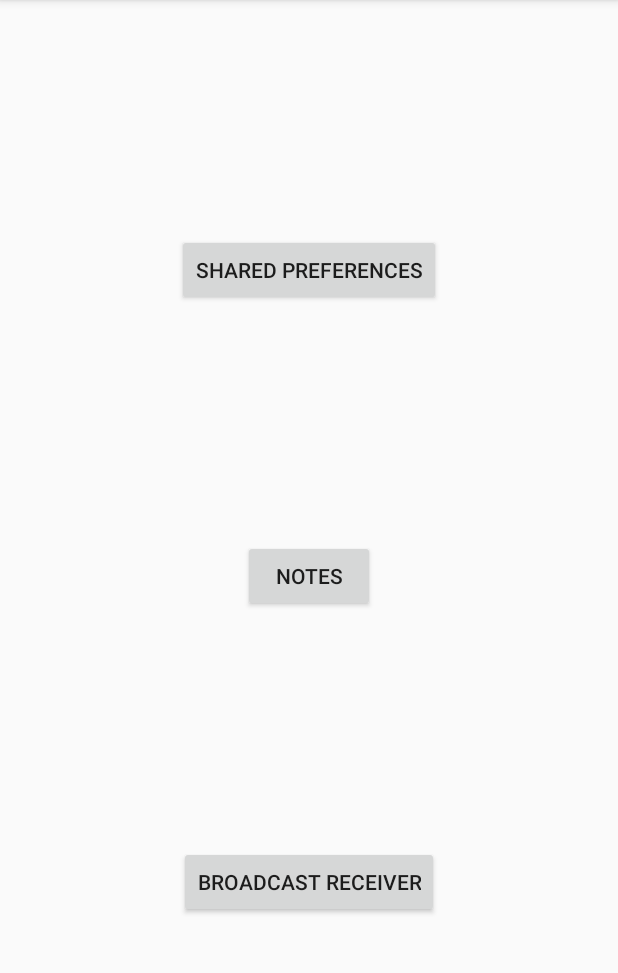
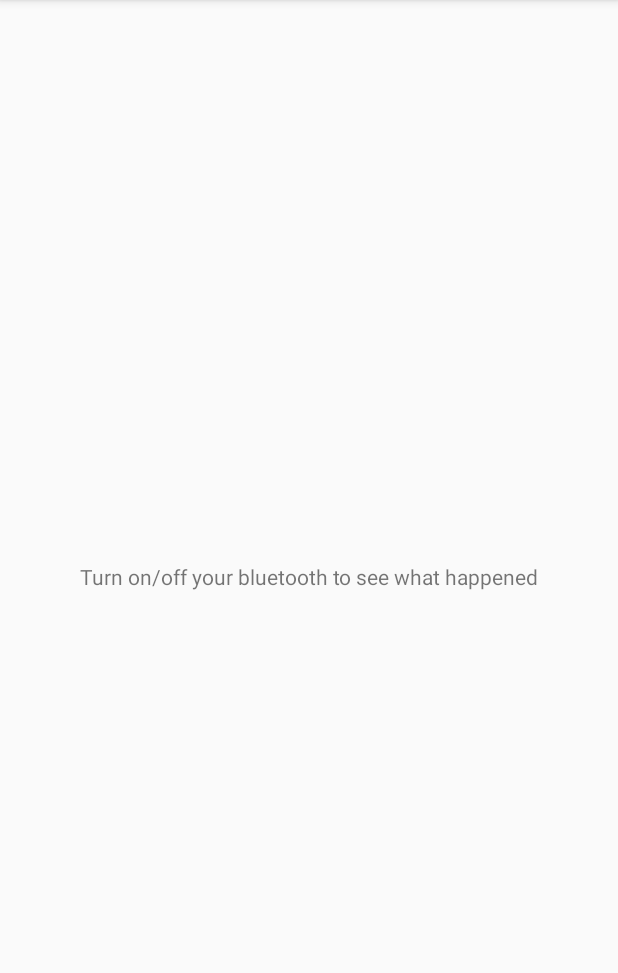
Before and after one commit to xsfjx/ServerShit, an Android app: the screen it shows after launch (MainActivity before the commit, BroadcastReceiverActivity after it), after a tap on "BROADCAST RECEIVER", on a phone screen of 412 x 824 dp, the part 84-1057 px from its top. Run offline under Robolectric (Android 15) with nearby library versions, the phone set to English and light mode, and no system bars.

Commit message:
Implement broadcast receiver

```diff
--- /dev/null
+++ b/app/src/main/java/com/servershit/view/BroadcastReceiverActivity.java
@@ -0,0 +1,22 @@
+package com.servershit.view;
+
+import android.bluetooth.BluetoothAdapter;
+import android.content.IntentFilter;
+import android.os.Bundle;
+import android.support.v7.app.AppCompatActivity;
+
+import com.servershit.R;
+import com.servershit.utils.InternetReceiver;
+
+public class BroadcastReceiverActivity extends AppCompatActivity {
+
+    @Override
+    protected void onCreate(Bundle savedInstanceState) {
+        super.onCreate(savedInstanceState);
+        setContentView(R.layout.activity_broadcast_receiver);
+
+        InternetReceiver receiver = new InternetReceiver();
+        registerReceiver(receiver, new IntentFilter(BluetoothAdapter.ACTION_STATE_CHANGED));
+
+    }
+}
--- /dev/null
+++ b/app/src/main/res/layout/activity_broadcast_receiver.xml
@@ -0,0 +1,19 @@
+<?xml version="1.0" encoding="utf-8"?>
+<android.support.constraint.ConstraintLayout xmlns:android="http://schemas.android.com/apk/res/android"
+    xmlns:app="http://schemas.android.com/apk/res-auto"
+    xmlns:tools="http://schemas.android.com/tools"
+    android:layout_width="match_parent"
+    android:layout_height="match_parent"
+    tools:context=".view.BroadcastReceiverActivity">
+
+    <TextView
+        android:id="@+id/textView"
+        android:layout_width="wrap_content"
+        android:layout_height="wrap_content"
+        android:text="@string/broadcast_text"
+        app:layout_constraintBottom_toBottomOf="parent"
+        app:layout_constraintEnd_toEndOf="parent"
+        app:layout_constraintStart_toStartOf="parent"
+        app:layout_constraintTop_toTopOf="parent" />
+
+</android.support.constraint.ConstraintLayout>
--- a/app/src/main/res/values/strings.xml
+++ b/app/src/main/res/values/strings.xml
@@ -15,4 +15,5 @@
     <string name="new_note">New Note</string>
     <string name="sharedPreferences">Shared Preferences</string>
     <string name="broadcast_receiver">BroadCast Receiver</string>
+    <string name="broadcast_text">Turn on/off your bluetooth to see what happened</string>
 </resources>
```
